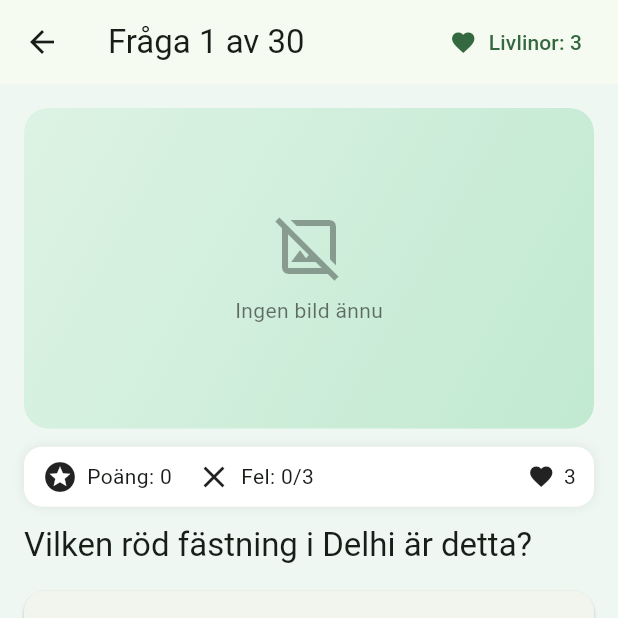
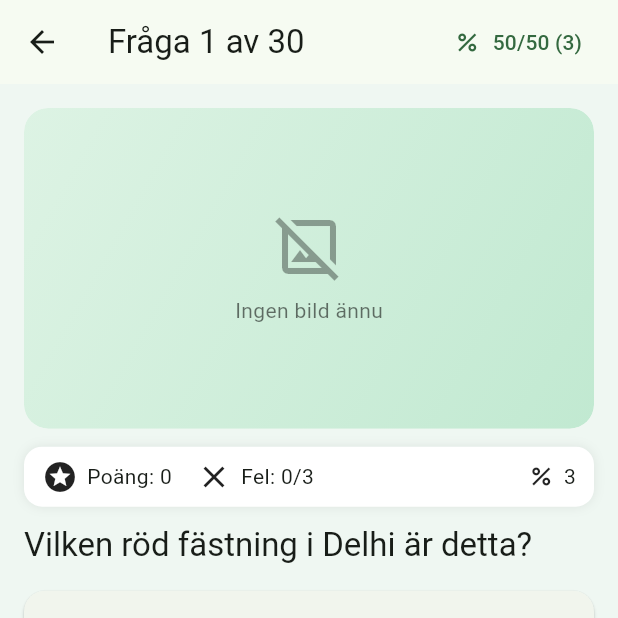
Before and after one commit to Kalleboo84/Guess-the-heritage, a Flutter app: the screen it shows after launch, after a tap on "Starta spel", on a phone screen of 412 x 824 dp, the top half of it. Run offline on Flutter 3.47's test engine with Material 3 defaults, Android fonts, the phone set to English and light mode, and no system bars; our stand-ins replace just_audio; missing offline and left inert: audio_session; statements that could not run were skipped.

Commit message:
Update game_screen.dart

```diff
--- a/lib/ui/game_screen.dart
+++ b/lib/ui/game_screen.dart
@@ -21,12 +21,15 @@ class _GameScreenState extends State<GameScreen> {
 
   int _score = 0;    // rätt
   int _wrong = 0;    // fel
-  int _lifelines = 3;
-  int _answered = 0; // besvarade frågor (för accuracy)
+  int _lifelines = 3; // 50/50 kvar totalt
+  int _answered = 0;
 
   String? _selected;
   bool _showResult = false;
   bool _loading = true;
+
+  // 50/50: vilka val som är eliminerade på aktuell fråga
+  final Set<String> _eliminated = {};
 
   String t(String sv, String en) => widget.locale == AppLocale.sv ? sv : en;
 
@@ -44,9 +47,29 @@ class _GameScreenState extends State<GameScreen> {
     setState(() => _loading = false);
   }
 
-  void _useLifeline() {
-    if (_lifelines <= 0) return;
-    setState(() => _lifelines--); // enkel räknare
+  void _useFiftyFifty() {
+    if (_lifelines <= 0 || _showResult) return;
+
+    final q = _questions[_index];
+    // Välj bland felaktiga svar som inte redan är eliminerade
+    final wrongs = q.choices
+        .where((c) => c != q.answer && !_eliminated.contains(c))
+        .toList();
+
+    // Slumpa och ta upp till två att eliminera
+    wrongs.shuffle(_rng);
+    final toRemove = wrongs.take(2).toList();
+
+    if (toRemove.isEmpty) return;
+
+    setState(() {
+      _eliminated.addAll(toRemove);
+      _lifelines -= 1;
+      // Om nu valt svar råkar ha blivit eliminerat, töm valet
+      if (_selected != null && _eliminated.contains(_selected!)) {
+        _selected = null;
+      }
+    });
   }
 
   void _lockAnswer() {
@@ -63,7 +86,7 @@ class _GameScreenState extends State<GameScreen> {
       }
     });
 
-    // Avsluta direkt efter tre fel → till ResultScreen
+    // Avsluta efter tre fel → ResultScreen
     if (!correct && _wrong >= 3) {
       Future.delayed(const Duration(milliseconds: 350), _goToResult);
     }
@@ -75,9 +98,9 @@ class _GameScreenState extends State<GameScreen> {
         _index++;
         _selected = null;
         _showResult = false;
+        _eliminated.clear(); // ny fråga = inga eliminerade
       });
     } else {
-      // slut på omgången
       _goToResult();
     }
   }
@@ -111,10 +134,11 @@ class _GameScreenState extends State<GameScreen> {
       appBar: AppBar(
         title: Text(t('Fråga ${_index + 1} av $total', 'Question ${_index + 1} of $total')),
         actions: [
+          // 50/50-knapp med räknare
           TextButton.icon(
-            onPressed: _lifelines > 0 ? _useLifeline : null,
-            icon: const Icon(Icons.favorite, size: 18),
-            label: Text(t('Livlinor: $_lifelines', 'Lifelines: $_lifelines')),
+            onPressed: (_lifelines > 0 && !_showResult) ? _useFiftyFifty : null,
+            icon: const Icon(Icons.percent, size: 18),
+            label: Text('50/50 (${_lifelines})'),
           ),
           const SizedBox(width: 8),
         ],
@@ -143,7 +167,7 @@ class _GameScreenState extends State<GameScreen> {
                 const SizedBox(width: 6),
                 Text(t('Fel: $_wrong/3', 'Wrong: $_wrong/3')),
                 const Spacer(),
-                const Icon(Icons.favorite, size: 18),
+                const Icon(Icons.percent, size: 18),
                 const SizedBox(width: 6),
                 Text('$_lifelines'),
               ],
@@ -157,19 +181,37 @@ class _GameScreenState extends State<GameScreen> {
           ...q.choices.map((choice) {
             final selected = _selected == choice;
             final isCorrect = choice == q.answer;
+            final isEliminated = _eliminated.contains(choice);
+
             Color? bg;
             if (_showResult && selected) {
               bg = isCorrect ? Colors.green.shade200 : Colors.red.shade200;
             }
-            return Container(
-              margin: const EdgeInsets.only(bottom: 10),
-              child: ElevatedButton(
-                style: ElevatedButton.styleFrom(
-                  backgroundColor: bg,
-                  padding: const EdgeInsets.symmetric(horizontal: 16, vertical: 14),
+
+            final textStyle = isEliminated
+                ? const TextStyle(
+                    decoration: TextDecoration.lineThrough,
+                    color: Colors.black54,
+                  )
+                : null;
+
+            return Opacity(
+              opacity: isEliminated ? 0.5 : 1.0,
+              child: Container(
+                margin: const EdgeInsets.only(bottom: 10),
+                child: ElevatedButton(
+                  style: ElevatedButton.styleFrom(
+                    backgroundColor: bg,
+                    padding: const EdgeInsets.symmetric(horizontal: 16, vertical: 14),
+                  ),
+                  onPressed: (_showResult || isEliminated)
+                      ? null
+                      : () => setState(() => _selected = choice),
+                  child: Align(
+                    alignment: Alignment.centerLeft,
+                    child: Text(choice, style: textStyle),
+                  ),
                 ),
-                onPressed: _showResult ? null : () => setState(() => _selected = choice),
-                child: Align(alignment: Alignment.centerLeft, child: Text(choice)),
               ),
             );
           }),
@@ -190,7 +232,6 @@ class _GameScreenState extends State<GameScreen> {
               style: Theme.of(context).textTheme.titleMedium,
             ),
             const SizedBox(height: 8),
-            // Visa inte "Nästa" om spelet redan avslutas pga 3 fel
             if (_wrong < 3)
               FilledButton.icon(
                 icon: const Icon(Icons.arrow_forward),
@@ -222,7 +263,6 @@ class _QuestionImageBlock extends StatelessWidget {
   @override
   Widget build(BuildContext context) {
     final hasUrl = question.imageUrl.isNotEmpty && question.imageUrl != 'TBD';
-
     final Widget img = hasUrl
         ? Image.network(
             question.imageUrl,
```
